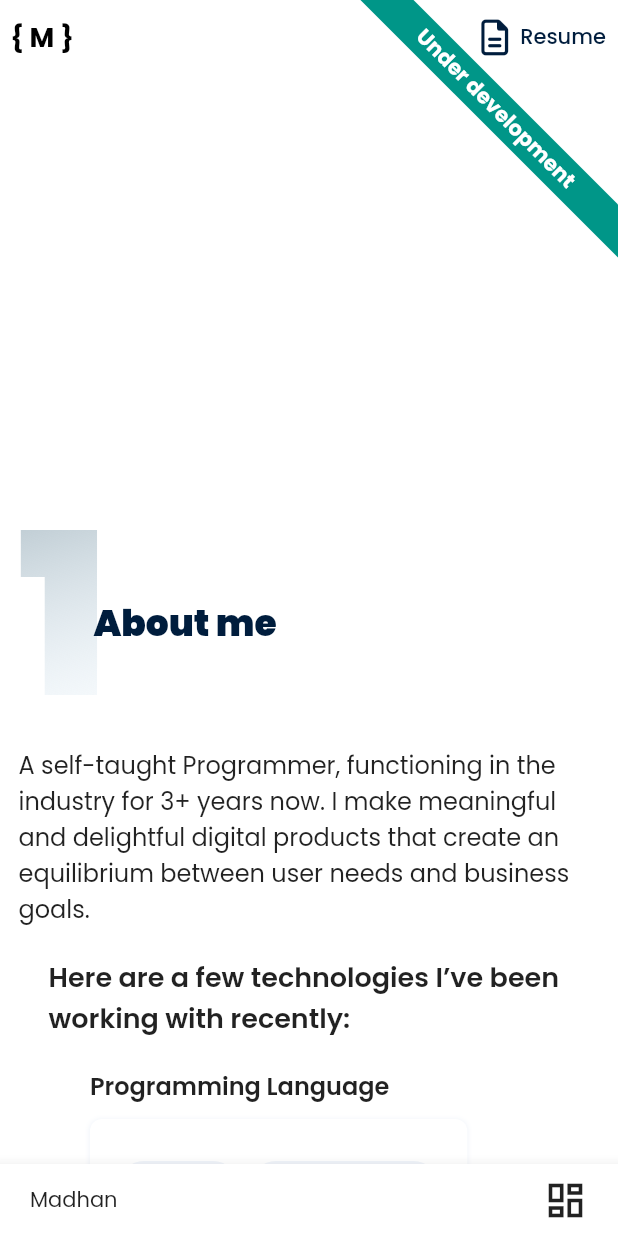
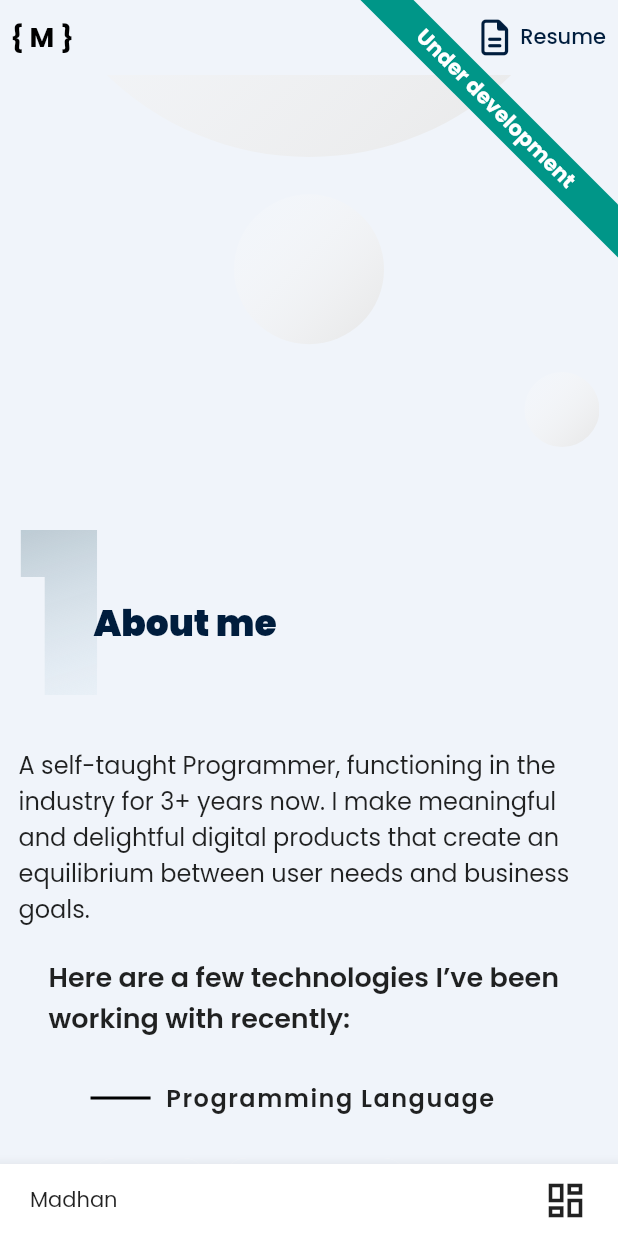
Before and after one commit to MadhanGannarapu/portfolio, a Flutter app: the screen it shows after launch, scrolled down 576 dp, on a phone screen of 412 x 824 dp. Run offline on Flutter 3.47's test engine with Material 2 defaults, Android fonts, the phone set to English and light mode, and no system bars; our stand-ins replace auto_size_text, font_awesome_flutter, google_fonts.

Commit message:
skills ui change

```diff
--- /dev/null
+++ b/lib/view/screens/backgrounds/home_background.dart
@@ -0,0 +1,28 @@
+import 'package:flutter/material.dart';
+import 'package:portfolio/constants/colors.dart';
+
+import '../../widgets/gradient_circle.dart';
+
+class HomeBackground extends StatelessWidget {
+  const HomeBackground({super.key});
+
+  @override
+  Widget build(BuildContext context) {
+    Size size = MediaQuery.of(context).size;
+    return SizedBox(
+      height: size.height,
+      child: Column(
+        mainAxisSize: MainAxisSize.max,
+        crossAxisAlignment: CrossAxisAlignment.center,
+        mainAxisAlignment: MainAxisAlignment.spaceBetween,
+        children: const [
+          GradientCircle(size: 50, alignment: Alignment.center),
+          GradientCircle(size: 150, alignment: Alignment.centerRight),
+          GradientCircle(alignment: Alignment.centerLeft),
+          GradientCircle(size: 100, alignment: Alignment.center),
+          GradientCircle(size: 50, alignment: Alignment.centerRight),
+        ],
+      ),
+    );
+  }
+}
--- a/lib/view/screens/footer_screen.dart
+++ b/lib/view/screens/footer_screen.dart
@@ -18,16 +18,12 @@ class FooterScreen extends StatelessWidget {
         decoration: AppDecoration.card,
         child: Column(
           crossAxisAlignment: CrossAxisAlignment.center,
-          children: [
-            const SocaialNetworksWidget(),
-            const SizedBox(height: 10),
-            Row(
-              mainAxisAlignment: MainAxisAlignment.spaceBetween,
-              children: const [
-                LocationPinWidget(),
-                PoweredByWidget(),
-              ],
-            )
+          children: const [
+            SocaialNetworksWidget(),
+            SizedBox(height: 10),
+            LocationPinWidget(),
+            SizedBox(height: 10),
+            PoweredByWidget(),
           ],
         ),
       ),
@@ -84,7 +80,7 @@ class PoweredByWidget extends StatelessWidget {
 
   @override
   Widget build(BuildContext context) {
-    return const Text('Designed and Developed by me :)');
+    return const Text('Designed & Developed by me :)');
   }
 }
 
--- a/lib/view/screens/home_screen.dart
+++ b/lib/view/screens/home_screen.dart
@@ -1,6 +1,8 @@
 import 'package:auto_size_text/auto_size_text.dart';
 import 'package:flutter/material.dart';
 import 'package:portfolio/constants/text_styles.dart';
+
+import 'backgrounds/home_background.dart';
 
 class HomeScreen extends StatelessWidget {
   const HomeScreen({Key? key}) : super(key: key);
@@ -8,7 +10,11 @@ class HomeScreen extends StatelessWidget {
   @override
   Widget build(BuildContext context) {
     Size size = MediaQuery.of(context).size;
-    return SizedBox(
+    return Stack(
+      children: [
+        // Container(height: 500,color: Colors.red,),
+        const HomeBackground(),
+        SizedBox(
           height: size.height,
           // color: Colors.red,
           child: Column(
@@ -29,7 +35,9 @@ class HomeScreen extends StatelessWidget {
                 'I build things for the Web and Mobile',
                 maxLines: 1,
                 style: TextStyle(
-                fontSize: 50, fontWeight: FontWeight.w900, color: Colors.grey),
+                    fontSize: 50,
+                    fontWeight: FontWeight.w900,
+                    color: Colors.grey),
               ),
               const SizedBox(height: 25),
               const AutoSizeText(
@@ -41,6 +49,8 @@ class HomeScreen extends StatelessWidget {
               ),
             ],
           ),
+        ),
+      ],
     );
   }
 }
--- a/lib/view/screens/main_screen.dart
+++ b/lib/view/screens/main_screen.dart
@@ -45,7 +45,7 @@ class MobileView extends StatelessWidget {
     final workScreenKey = GlobalKey();
     final contactScreenKey = GlobalKey();
     return Scaffold(
-      // backgroundColor: AppColors.aliceBlue,
+      backgroundColor: AppColors.aliceBlue,
       appBar: CustomAppBar(homeScreenKey: homeScreenKey),
       bottomNavigationBar: BottomAppbarWidget(keys: [
         homeScreenKey,
--- /dev/null
+++ b/lib/view/widgets/gradient_circle.dart
@@ -0,0 +1,39 @@
+
+import 'package:flutter/material.dart';
+
+class GradientCircle extends StatelessWidget {
+  const GradientCircle(
+      {super.key,
+      this.size,
+      this.colors,
+      this.begin,
+      this.end,
+      required this.alignment});
+  final double? size;
+  final List<Color>? colors;
+  final AlignmentGeometry? begin, end;
+  final Alignment alignment;
+
+  @override
+  Widget build(BuildContext context) {
+    return Align(
+      alignment: alignment,
+      child: Container(
+        height: size ?? 400,
+        width: size ?? 400,
+        decoration: BoxDecoration(
+          shape: BoxShape.circle,
+          gradient: LinearGradient(
+            begin: begin ?? Alignment.topLeft,
+            end: end ?? Alignment.bottomRight,
+            colors: colors ??
+                [
+                  const Color(0x0FFFFFFF),
+                  const Color(0xFFE6E6E6),
+                ],
+          ),
+        ),
+      ),
+    );
+  }
+}
--- a/lib/view/widgets/skills_widget.dart
+++ b/lib/view/widgets/skills_widget.dart
@@ -1,6 +1,7 @@
 import 'package:flutter/material.dart';
 import 'package:portfolio/constants/colors.dart';
 import 'package:portfolio/constants/text.dart';
+import 'package:portfolio/view/screens/responsive/responsive.dart';
 
 import '../../constants/languages.dart';
 import '../models/language_model.dart';
@@ -19,10 +20,8 @@ class SkillsWidget extends StatelessWidget {
             AppText.skillsTagline,
             style: TextStyle(fontSize: 18, fontWeight: FontWeight.w600),
           ),
-          // const Icon(Icons.web),
-          // const FaIcon(FontAwesomeIcons.mo),
-          Wrap(
-            runAlignment: WrapAlignment.spaceBetween,
+          Responsive(
+            mobile: Column(
               children: [
                 SkillsWithHeader(
                   header: AppText.programmingLang,
@@ -41,7 +40,31 @@ class SkillsWidget extends StatelessWidget {
                   techStack: SkillsData.others,
                 ),
               ],
-          )
+            ),
+            tablet: const SkillsTableView(),
+            desktop: const SkillsTableView()
+          ),
+          // Wrap(
+          //   runAlignment: WrapAlignment.spaceBetween,
+          //   children: [
+          //     SkillsWithHeader(
+          //       header: AppText.programmingLang,
+          //       techStack: SkillsData.programmingLanguage,
+          //     ),
+          //     SkillsWithHeader(
+          //       header: AppText.frontend,
+          //       techStack: SkillsData.frontend,
+          //     ),
+          //     SkillsWithHeader(
+          //       header: AppText.backend,
+          //       techStack: SkillsData.backend,
+          //     ),
+          //     SkillsWithHeader(
+          //       header: AppText.others,
+          //       techStack: SkillsData.others,
+          //     ),
+          //   ],
+          // )
         ],
       ),
     );
@@ -56,26 +79,15 @@ class SkillsWithHeader extends StatelessWidget {
 
   @override
   Widget build(BuildContext context) {
-    return Padding(
+    return Container(
+      margin: const EdgeInsets.all(8),
       padding: const EdgeInsets.all(20),
       child: Column(
         crossAxisAlignment: CrossAxisAlignment.start,
         children: [
-          Text(
-            header,
-            style: const TextStyle(fontSize: 16, fontWeight: FontWeight.w600),
-          ),
-          const SizedBox(height: 10),
-          Container(
-            padding: const EdgeInsets.all(20),
-            decoration: BoxDecoration(
-              color: Colors.white,
-              borderRadius: BorderRadius.circular(8),
-              boxShadow: const [
-                BoxShadow(color: AppColors.aliceBlue, blurRadius: 2),
-              ],
-            ),
-            child: Wrap(
+          TitleWithLine(title: header),
+          const SizedBox(height: 20),
+          Wrap(
             runSpacing: 10,
             spacing: 10,
             children: techStack
@@ -92,9 +104,80 @@ class SkillsWithHeader extends StatelessWidget {
                 )
                 .toList(),
           ),
-          )
         ],
       ),
     );
   }
 }
+
+class TitleWithLine extends StatelessWidget {
+  const TitleWithLine({super.key, required this.title});
+  final String title;
+
+  @override
+  Widget build(BuildContext context) {
+    return Row(
+      children: [
+        Container(
+          padding: const EdgeInsets.only(right: 10),
+          width: 50,
+          child: const Divider(
+            thickness: 2,
+          ),
+        ),
+        Text(
+          title,
+          style: const TextStyle(
+            fontSize: 16,
+            fontWeight: FontWeight.w600,
+            letterSpacing: 1,
+          ),
+        )
+      ],
+    );
+  }
+}
+
+class SkillsTableView extends StatelessWidget {
+  const SkillsTableView({super.key});
+
+  @override
+  Widget build(BuildContext context) {
+    return Column(
+      children: [
+        Row(
+          children: [
+            Expanded(
+              child: SkillsWithHeader(
+                header: AppText.programmingLang,
+                techStack: SkillsData.programmingLanguage,
+              ),
+            ),
+            Expanded(
+              child: SkillsWithHeader(
+                header: AppText.frontend,
+                techStack: SkillsData.frontend,
+              ),
+            ),
+          ],
+        ),
+        Row(
+          children: [
+            Expanded(
+              child: SkillsWithHeader(
+                header: AppText.backend,
+                techStack: SkillsData.backend,
+              ),
+            ),
+            Expanded(
+              child: SkillsWithHeader(
+                header: AppText.others,
+                techStack: SkillsData.others,
+              ),
+            ),
+          ],
+        )
+      ],
+    );
+  }
+}
```
Lines whose indentation alone changed are shown as unchanged.
